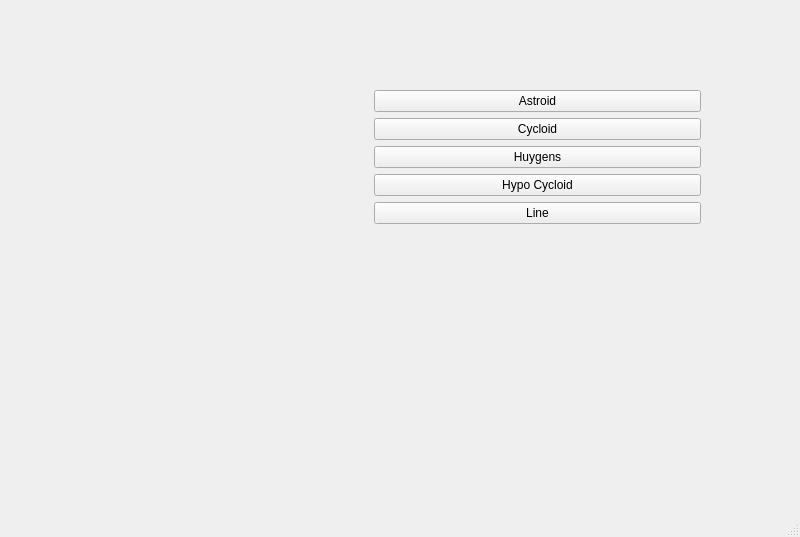
The window that mainwindow.ui (sra51/QtCurves) describes before a commit, drawn with Qt 5.
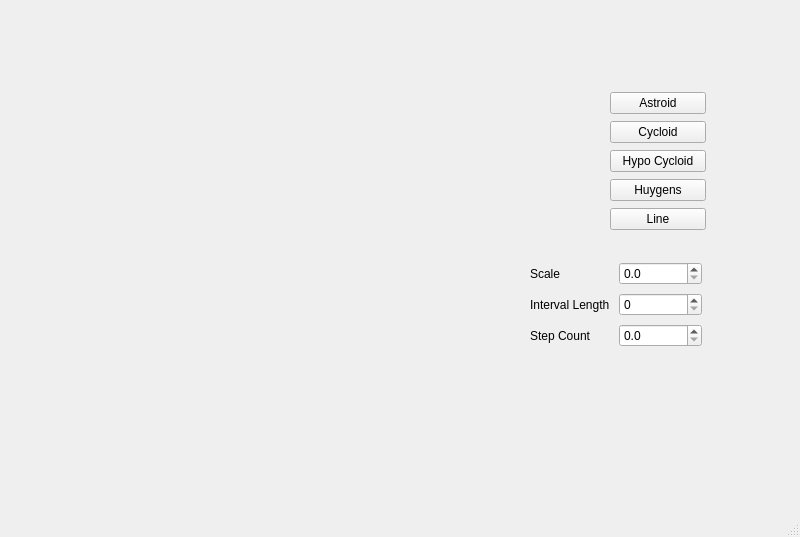
The same window after the commit. Custom widgets are drawn as their Qt base class.

Commit message: We can customize scale, interval length and step count

```diff
--- a/mainwindow.ui
+++ b/mainwindow.ui
@@ -14,68 +14,133 @@
    <string>MainWindow</string>
   </property>
   <widget class="QWidget" name="centralwidget">
-   <widget class="QWidget" name="layoutWidget">
+   <widget class="RenderArea" name="renderArea" native="true">
     <property name="geometry">
      <rect>
-      <x>40</x>
+      <x>71</x>
       <y>90</y>
-      <width>661</width>
-      <height>401</height>
+      <width>271</width>
+      <height>241</height>
      </rect>
     </property>
-    <layout class="QHBoxLayout" name="horizontalLayout">
+   </widget>
+   <widget class="QWidget" name="">
+    <property name="geometry">
+     <rect>
+      <x>610</x>
+      <y>91</y>
+      <width>96</width>
+      <height>141</height>
+     </rect>
+    </property>
+    <layout class="QVBoxLayout" name="verticalLayout">
      <item>
-      <widget class="RenderArea" name="renderArea" native="true"/>
+      <widget class="QPushButton" name="btnAstroid">
+       <property name="text">
+        <string>Astroid</string>
+       </property>
+      </widget>
      </item>
      <item>
-      <layout class="QVBoxLayout" name="verticalLayout">
+      <widget class="QPushButton" name="btnCycloid">
+       <property name="text">
+        <string>Cycloid</string>
+       </property>
+      </widget>
+     </item>
+     <item>
+      <widget class="QPushButton" name="btnHypo">
+       <property name="text">
+        <string>Hypo Cycloid</string>
+       </property>
+      </widget>
+     </item>
+     <item>
+      <widget class="QPushButton" name="btnHuygens">
+       <property name="text">
+        <string>Huygens</string>
+       </property>
+      </widget>
+     </item>
+     <item>
+      <widget class="QPushButton" name="btnLine">
+       <property name="text">
+        <string>Line</string>
+       </property>
+      </widget>
+     </item>
+    </layout>
+   </widget>
+   <widget class="QWidget" name="">
+    <property name="geometry">
+     <rect>
+      <x>530</x>
+      <y>260</y>
+      <width>172</width>
+      <height>92</height>
+     </rect>
+    </property>
+    <layout class="QVBoxLayout" name="verticalLayout_2">
+     <item>
+      <layout class="QHBoxLayout" name="horizontalLayout">
        <item>
-        <widget class="QPushButton" name="btnAstroid">
+        <widget class="QLabel" name="label">
          <property name="text">
-          <string>Astroid</string>
+          <string>Scale</string>
          </property>
         </widget>
        </item>
        <item>
-        <widget class="QPushButton" name="btnCycloid">
-         <property name="text">
-          <string>Cycloid</string>
+        <widget class="QDoubleSpinBox" name="spinScale">
+         <property name="decimals">
+          <number>1</number>
          </property>
+         <property name="singleStep">
+          <double>0.100000000000000</double>
+         </property>
+         <property name="value">
+          <double>0.000000000000000</double>
+         </property>
         </widget>
        </item>
+      </layout>
+     </item>
+     <item>
+      <layout class="QHBoxLayout" name="horizontalLayout_3">
        <item>
-        <widget class="QPushButton" name="btnHuygens">
+        <widget class="QLabel" name="label_2">
          <property name="text">
-          <string>Huygens</string>
+          <string>Interval Length</string>
          </property>
         </widget>
        </item>
        <item>
-        <widget class="QPushButton" name="btnHypo">
-         <property name="text">
-          <string>Hypo Cycloid</string>
+        <widget class="QSpinBox" name="spinCount">
+         <property name="maximum">
+          <number>512</number>
          </property>
         </widget>
        </item>
+      </layout>
+     </item>
+     <item>
+      <layout class="QHBoxLayout" name="horizontalLayout_2">
        <item>
-        <widget class="QPushButton" name="btnLine">
+        <widget class="QLabel" name="label_3">
          <property name="text">
-          <string>Line</string>
+          <string>Step Count</string>
          </property>
         </widget>
        </item>
        <item>
-        <spacer name="verticalSpacer">
-         <property name="orientation">
-          <enum>Qt::Vertical</enum>
+        <widget class="QDoubleSpinBox" name="spinInterval">
+         <property name="decimals">
+          <number>1</number>
          </property>
-         <property name="sizeHint" stdset="0">
-          <size>
-           <width>20</width>
-           <height>40</height>
-          </size>
+         <property name="maximum">
+          <double>100.000000000000000</double>
          </property>
-        </spacer>
+        </widget>
        </item>
       </layout>
      </item>
```
Left out of the diff: 3 changed lines with no effect on the pictures. The commit also changes 4 other files.
